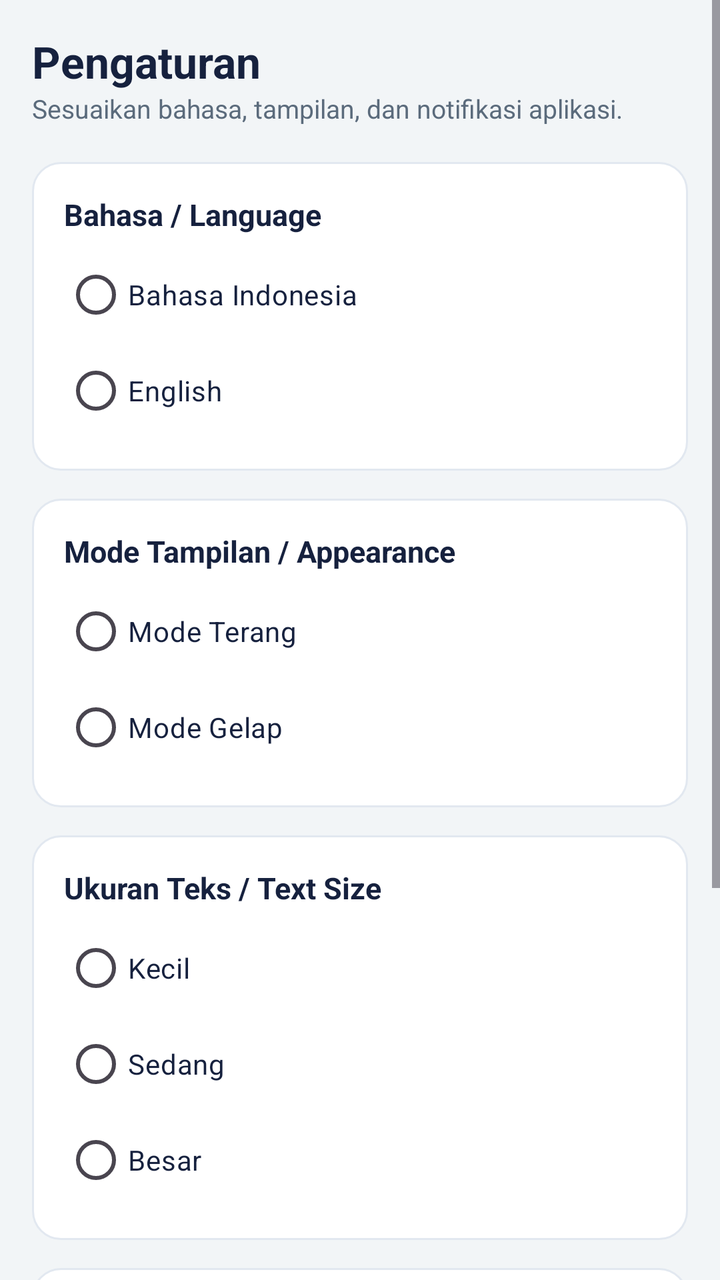
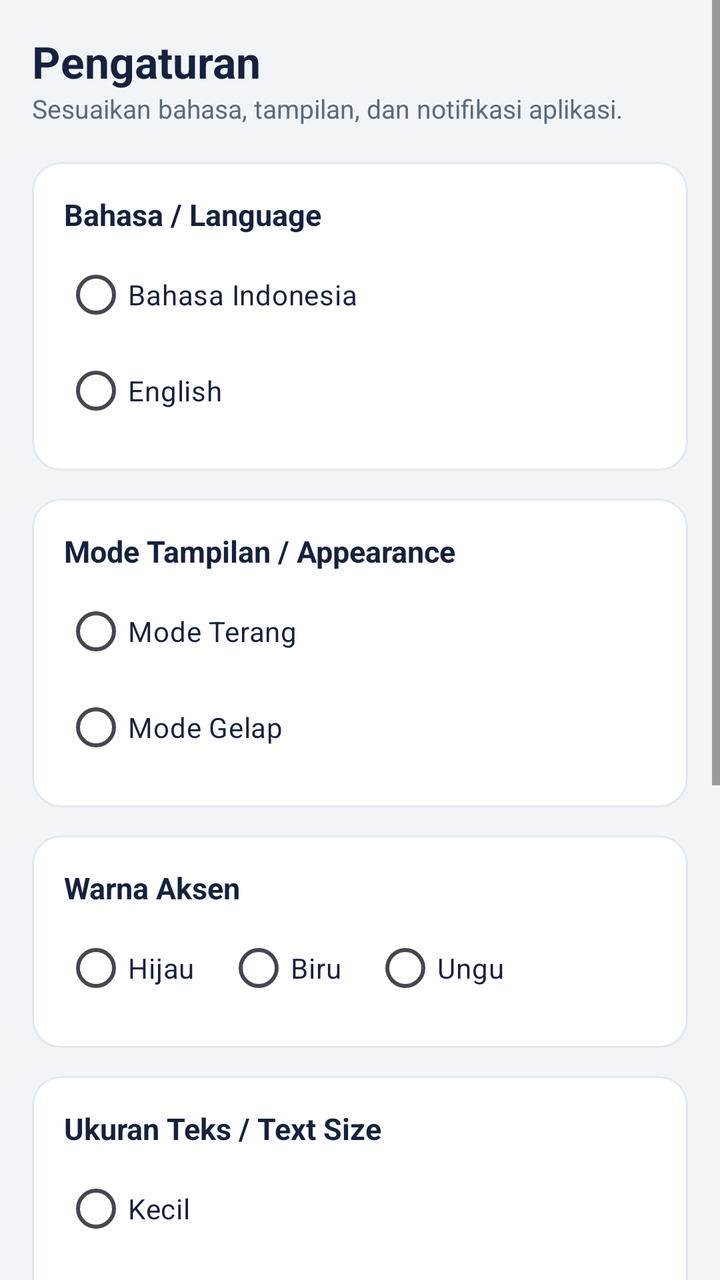

Screens rendered from an Android XML layout before and after an edit, with the pre-edit source and the edit as a unified diff.
<!-- AndroidManifest.xml: application theme Theme.MyStudyApp -->
<!-- res/layout/activity_pengaturan.xml -->
<ScrollView xmlns:android="http://schemas.android.com/apk/res/android"
    android:layout_width="match_parent"
    android:layout_height="match_parent"
    android:background="@color/warna_latar"
    android:fillViewport="true">

    <LinearLayout
        android:layout_width="match_parent"
        android:layout_height="wrap_content"
        android:orientation="vertical"
        android:padding="16dp">

        
        <TextView
            android:layout_width="match_parent"
            android:layout_height="wrap_content"
            android:text="@string/judul_pengaturan"
            android:textColor="@color/warna_teks_utama"
            android:textSize="22sp"
            android:textStyle="bold" />

        <TextView
            android:layout_width="match_parent"
            android:layout_height="wrap_content"
            android:text="@string/sub_pengaturan"
            android:textColor="@color/warna_teks_sekunder"
            android:textSize="13sp" />

        
        <LinearLayout
            android:layout_width="match_parent"
            android:layout_height="wrap_content"
            android:layout_marginTop="18dp"
            android:background="@drawable/bg_kartu"
            android:orientation="vertical"
            android:padding="16dp">

            <TextView
                android:layout_width="match_parent"
                android:layout_height="wrap_content"
                android:text="@string/grup_bahasa"
                android:textColor="@color/warna_teks_utama"
                android:textSize="15sp"
                android:textStyle="bold" />

            <RadioGroup
                android:id="@+id/rgBahasa"
                android:layout_width="match_parent"
                android:layout_height="wrap_content"
                android:layout_marginTop="6dp"
                android:orientation="vertical">

                <RadioButton
                    android:id="@+id/rbIndonesia"
                    android:layout_width="match_parent"
                    android:layout_height="wrap_content"
                    android:text="@string/radio_bahasa_id"
                    android:textColor="@color/warna_teks_utama" />

                <RadioButton
                    android:id="@+id/rbEnglish"
                    android:layout_width="match_parent"
                    android:layout_height="wrap_content"
                    android:text="@string/radio_bahasa_en"
                    android:textColor="@color/warna_teks_utama" />
            </RadioGroup>
        </LinearLayout>

        
        <LinearLayout
            android:layout_width="match_parent"
            android:layout_height="wrap_content"
            android:layout_marginTop="14dp"
            android:background="@drawable/bg_kartu"
            android:orientation="vertical"
            android:padding="16dp">

            <TextView
                android:layout_width="match_parent"
                android:layout_height="wrap_content"
                android:text="@string/grup_tema"
                android:textColor="@color/warna_teks_utama"
                android:textSize="15sp"
                android:textStyle="bold" />

            <RadioGroup
                android:id="@+id/rgTema"
                android:layout_width="match_parent"
                android:layout_height="wrap_content"
                android:layout_marginTop="6dp"
                android:orientation="vertical">

                <RadioButton
                    android:id="@+id/rbTerang"
                    android:layout_width="match_parent"
                    android:layout_height="wrap_content"
                    android:text="@string/radio_terang"
                    android:textColor="@color/warna_teks_utama" />

                <RadioButton
                    android:id="@+id/rbGelap"
                    android:layout_width="match_parent"
                    android:layout_height="wrap_content"
                    android:text="@string/radio_gelap"
                    android:textColor="@color/warna_teks_utama" />
            </RadioGroup>
        </LinearLayout>

        
        <LinearLayout
            android:layout_width="match_parent"
            android:layout_height="wrap_content"
            android:layout_marginTop="14dp"
            android:background="@drawable/bg_kartu"
            android:orientation="vertical"
            android:padding="16dp">

            <TextView
                android:layout_width="match_parent"
                android:layout_height="wrap_content"
                android:text="@string/grup_ukuran"
                android:textColor="@color/warna_teks_utama"
                android:textSize="15sp"
                android:textStyle="bold" />

            <RadioGroup
                android:id="@+id/rgUkuran"
                android:layout_width="match_parent"
                android:layout_height="wrap_content"
                android:layout_marginTop="6dp"
                android:orientation="vertical">

                <RadioButton
                    android:id="@+id/rbKecil"
                    android:layout_width="match_parent"
                    android:layout_height="wrap_content"
                    android:text="@string/ukuran_kecil"
                    android:textColor="@color/warna_teks_utama" />

                <RadioButton
                    android:id="@+id/rbSedang"
                    android:layout_width="match_parent"
                    android:layout_height="wrap_content"
                    android:text="@string/ukuran_sedang"
                    android:textColor="@color/warna_teks_utama" />

                <RadioButton
                    android:id="@+id/rbBesar"
                    android:layout_width="match_parent"
                    android:layout_height="wrap_content"
                    android:text="@string/ukuran_besar"
                    android:textColor="@color/warna_teks_utama" />
            </RadioGroup>
        </LinearLayout>

        
        <LinearLayout
            android:layout_width="match_parent"
            android:layout_height="wrap_content"
            android:layout_marginTop="14dp"
            android:background="@drawable/bg_kartu"
            android:orientation="vertical"
            android:padding="16dp">

            <TextView
                android:layout_width="match_parent"
                android:layout_height="wrap_content"
                android:text="@string/grup_notifikasi"
                android:textColor="@color/warna_teks_utama"
                android:textSize="15sp"
                android:textStyle="bold" />

            <androidx.appcompat.widget.SwitchCompat
                android:id="@+id/swNotifikasi"
                android:layout_width="match_parent"
                android:layout_height="wrap_content"
                android:layout_marginTop="4dp"
                android:text="@string/desc_notifikasi"
                android:textColor="@color/warna_teks_sekunder"
                android:textSize="13sp" />
        </LinearLayout>

        
        <LinearLayout
            android:layout_width="match_parent"
            android:layout_height="wrap_content"
            android:layout_marginTop="14dp"
            android:background="@drawable/bg_kotak_ringkasan"
            android:orientation="vertical"
            android:padding="16dp">

            <TextView
                android:layout_width="wrap_content"
                android:layout_height="wrap_content"
                android:text="@string/label_ringkasan"
                android:textColor="@color/warna_teks_sekunder"
                android:textSize="13sp"
                android:textStyle="bold" />

            <TextView
                android:id="@+id/tvRingkasan"
                android:layout_width="match_parent"
                android:layout_height="wrap_content"
                android:layout_marginTop="4dp"
                android:textColor="@color/warna_teks_utama"
                android:textSize="14sp" />

            <TextView
                android:id="@+id/tvStatusNotifikasi"
                android:layout_width="match_parent"
                android:layout_height="wrap_content"
                android:textColor="@color/warna_teks_sekunder"
                android:textSize="13sp" />
        </LinearLayout>

        <Button
            android:id="@+id/btnReset"
            android:layout_width="match_parent"
            android:layout_height="wrap_content"
            android:layout_marginTop="16dp"
            android:text="@string/btn_reset"
            android:textColor="@color/warna_tombol_reset" />
    </LinearLayout>
</ScrollView>
<!-- resources referenced by this layout -->
<resources>
  <color name="warna_latar">#F2F5F7</color>
  <color name="warna_teks_sekunder">#5B6B7C</color>
  <color name="warna_teks_utama">#16213E</color>
  <color name="warna_tombol_reset">#D93025</color>
  <!-- drawable bg_kartu (drawable) -->
  <shape xmlns:android="http://schemas.android.com/apk/res/android"
      android:shape="rectangle">
      <corners android:radius="14dp" />
      <solid android:color="@color/warna_permukaan" />
      <stroke android:width="1dp" android:color="@color/warna_garis" />
  </shape>
  <!-- drawable bg_kotak_ringkasan (drawable) -->
  <shape xmlns:android="http://schemas.android.com/apk/res/android"
      android:shape="rectangle">
      <corners android:radius="14dp" />
      <solid android:color="@color/warna_permukaan" />
      <stroke android:width="1dp"
          android:color="@color/warna_garis"
          android:dashWidth="6dp"
          android:dashGap="4dp" />
  </shape>
  <string name="btn_reset">Reset Pengaturan</string>
  <string name="desc_notifikasi">Tampilkan pengingat jadwal dan tugas.</string>
  <string name="grup_bahasa">Bahasa / Language</string>
  <string name="grup_notifikasi">Notifikasi / Notifications</string>
  <string name="grup_tema">Mode Tampilan / Appearance</string>
  <string name="grup_ukuran">Ukuran Teks / Text Size</string>
  <string name="judul_pengaturan">Pengaturan</string>
  <string name="label_ringkasan">Ringkasan Pengaturan</string>
  <string name="radio_bahasa_en">English</string>
  <string name="radio_bahasa_id">Bahasa Indonesia</string>
  <string name="radio_gelap">Mode Gelap</string>
  <string name="radio_terang">Mode Terang</string>
  <string name="sub_pengaturan">Sesuaikan bahasa, tampilan, dan notifikasi aplikasi.</string>
  <string name="ukuran_besar">Besar</string>
  <string name="ukuran_kecil">Kecil</string>
  <string name="ukuran_sedang">Sedang</string>
  <style name="Theme.MyStudyApp" parent="Theme.Material3.DayNight.NoActionBar">
          <item name="android:windowBackground">@color/warna_latar</item>
          <item name="android:navigationBarColor">@color/warna_permukaan</item>
      </style>
  <color name="warna_permukaan">#FFFFFF</color>
  <color name="warna_garis">#E2E8F0</color>
</resources>

<!-- the commit's change to res/layout/activity_pengaturan.xml (unified diff, before → after) -->
@@ -118,6 +118,55 @@
             <TextView
                 android:layout_width="match_parent"
                 android:layout_height="wrap_content"
+                android:text="@string/grup_aksen"
+                android:textColor="@color/warna_teks_utama"
+                android:textSize="15sp"
+                android:textStyle="bold" />
+
+            <RadioGroup
+                android:id="@+id/rgAksen"
+                android:layout_width="match_parent"
+                android:layout_height="wrap_content"
+                android:layout_marginTop="6dp"
+                android:orientation="horizontal">
+
+                <RadioButton
+                    android:id="@+id/rbHijau"
+                    android:layout_width="wrap_content"
+                    android:layout_height="wrap_content"
+                    android:text="@string/radio_aksen_hijau"
+                    android:textColor="@color/warna_teks_utama" />
+
+                <RadioButton
+                    android:id="@+id/rbBiru"
+                    android:layout_width="wrap_content"
+                    android:layout_height="wrap_content"
+                    android:layout_marginStart="16dp"
+                    android:text="@string/radio_aksen_biru"
+                    android:textColor="@color/warna_teks_utama" />
+
+                <RadioButton
+                    android:id="@+id/rbUngu"
+                    android:layout_width="wrap_content"
+                    android:layout_height="wrap_content"
+                    android:layout_marginStart="16dp"
+                    android:text="@string/radio_aksen_ungu"
+                    android:textColor="@color/warna_teks_utama" />
+            </RadioGroup>
+        </LinearLayout>
+
+        
+        <LinearLayout
+            android:layout_width="match_parent"
+            android:layout_height="wrap_content"
+            android:layout_marginTop="14dp"
+            android:background="@drawable/bg_kartu"
+            android:orientation="vertical"
+            android:padding="16dp">
+
+            <TextView
+                android:layout_width="match_parent"
+                android:layout_height="wrap_content"
                 android:text="@string/grup_ukuran"
                 android:textColor="@color/warna_teks_utama"
                 android:textSize="15sp"
<!-- resource entries referenced after the edit -->
@@ -23,12 +23,16 @@
   </shape>
   <string name="btn_reset">Reset Pengaturan</string>
   <string name="desc_notifikasi">Tampilkan pengingat jadwal dan tugas.</string>
+  <string name="grup_aksen">Warna Aksen</string>
   <string name="grup_bahasa">Bahasa / Language</string>
   <string name="grup_notifikasi">Notifikasi / Notifications</string>
   <string name="grup_tema">Mode Tampilan / Appearance</string>
   <string name="grup_ukuran">Ukuran Teks / Text Size</string>
   <string name="judul_pengaturan">Pengaturan</string>
   <string name="label_ringkasan">Ringkasan Pengaturan</string>
+  <string name="radio_aksen_biru">Biru</string>
+  <string name="radio_aksen_hijau">Hijau</string>
+  <string name="radio_aksen_ungu">Ungu</string>
   <string name="radio_bahasa_en">English</string>
   <string name="radio_bahasa_id">Bahasa Indonesia</string>
   <string name="radio_gelap">Mode Gelap</string>
